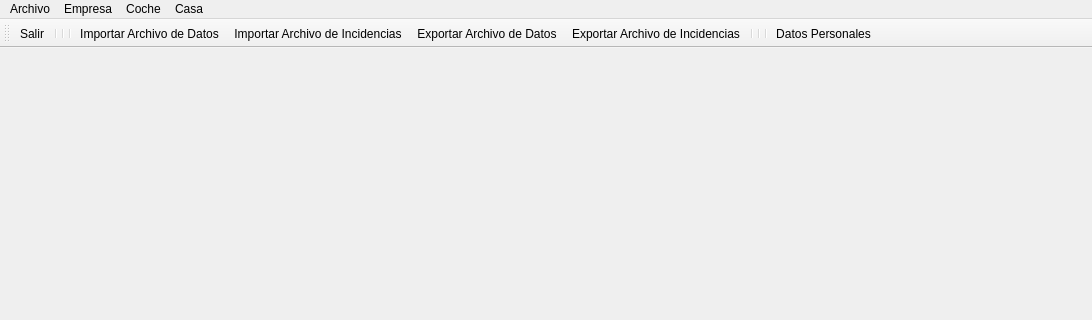
The window that GesNomCas/mainwindow.ui (BertoSoft/GesNomCas) describes before a commit, drawn with Qt 5; both pictures show x 0 to 1092 and y 0 to 320 of the 1092 by 658 pixel window.
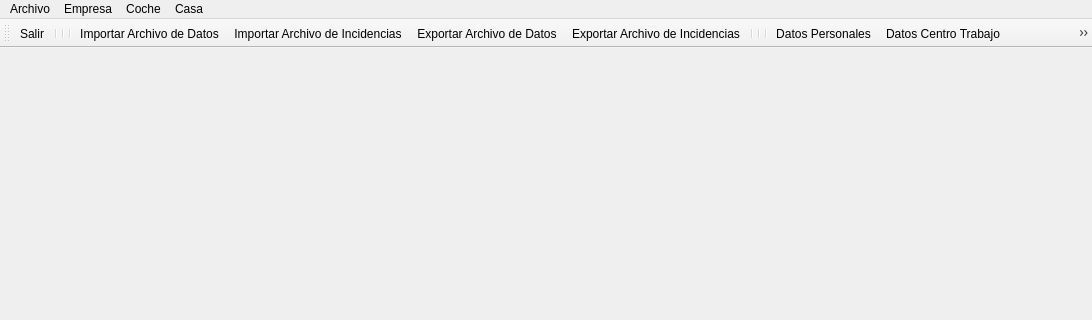
The same window after the commit. Icons and pictures are not drawn.

The edit to the form file:
```diff
--- a/GesNomCas/mainwindow.ui
+++ b/GesNomCas/mainwindow.ui
@@ -80,6 +80,12 @@
    <addaction name="separator"/>
    <addaction name="separator"/>
    <addaction name="actionDatos_Personales"/>
+   <addaction name="actionDatos_Centro_Trabajo"/>
+   <addaction name="actionDatos_Empleado"/>
+   <addaction name="separator"/>
+   <addaction name="separator"/>
+   <addaction name="separator"/>
+   <addaction name="actionRegistro_Retribuciones"/>
   </widget>
   <action name="actionSalir">
    <property name="icon">
@@ -135,6 +141,33 @@
     <string>Datos Personales</string>
    </property>
   </action>
+  <action name="actionDatos_Centro_Trabajo">
+   <property name="icon">
+    <iconset resource="imagenes/imagenes.qrc">
+     <normaloff>:/compania.png</normaloff>:/compania.png</iconset>
+   </property>
+   <property name="text">
+    <string>Datos Centro Trabajo</string>
+   </property>
+  </action>
+  <action name="actionDatos_Empleado">
+   <property name="icon">
+    <iconset resource="imagenes/imagenes.qrc">
+     <normaloff>:/empleado.jpeg</normaloff>:/empleado.jpeg</iconset>
+   </property>
+   <property name="text">
+    <string>Datos Empleado</string>
+   </property>
+  </action>
+  <action name="actionRegistro_Retribuciones">
+   <property name="icon">
+    <iconset resource="imagenes/imagenes.qrc">
+     <normaloff>:/euro.png</normaloff>:/euro.png</iconset>
+   </property>
+   <property name="text">
+    <string>Registro Retribuciones</string>
+   </property>
+  </action>
  </widget>
  <resources>
   <include location="imagenes/imagenes.qrc"/>
```
Left out of the diff: 3 changed lines with no effect on the pictures.
